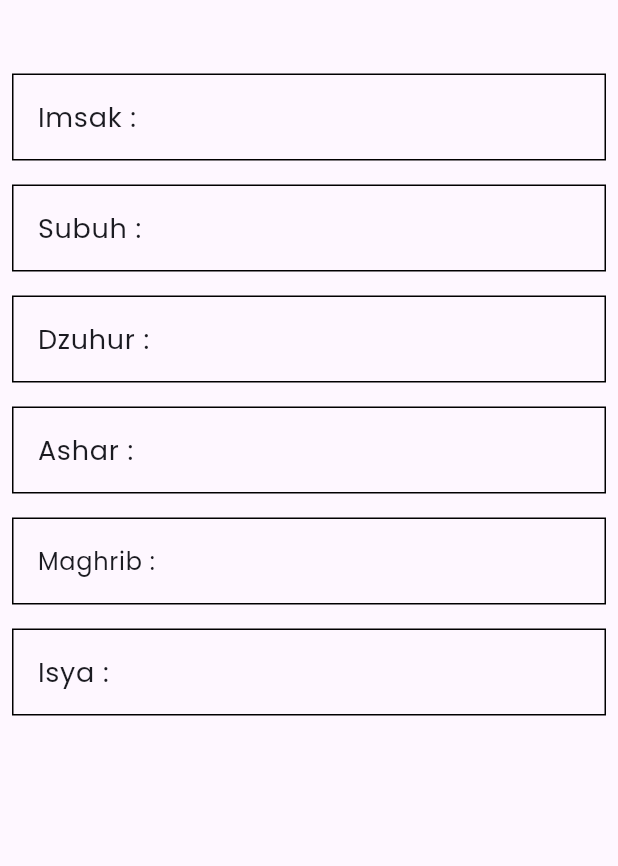
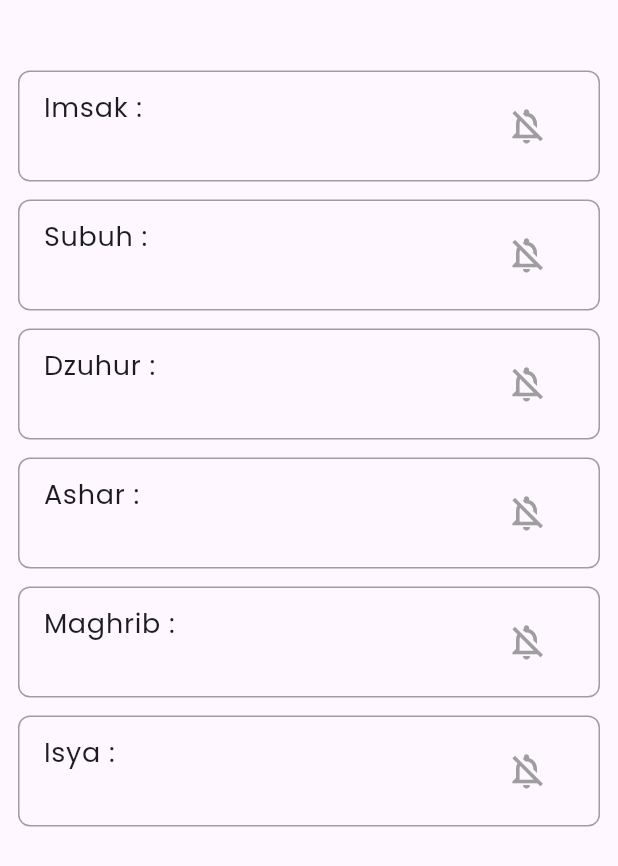
Before and after one commit to ITakora/quran, a Flutter app: the JadwalList widget shown alone on an empty page, opened directly with empty values, on a phone screen of 412 x 824 dp. Shown: the top 866 px of the screen. Run offline on Flutter 3.47's test engine with Material 3 defaults, Android fonts, the phone set to English and light mode, and no system bars; our stand-ins replace flutter_local_notifications, flutter_riverpod, flutter_timezone, geocoding, geolocator, google_fonts and 2 more; missing offline and left inert: autostart_settings, search_page.

Commit message:
change the jadwal sholat list, adding notification icon per items

```diff
--- a/lib/screens/jadwal_sholat_screen.dart
+++ b/lib/screens/jadwal_sholat_screen.dart
@@ -1,12 +1,10 @@
 import 'dart:async';
 
+import 'package:autostart_settings/autostart_settings.dart';
 import 'package:flutter/material.dart';
-
 import 'package:flutter_riverpod/flutter_riverpod.dart';
 import 'package:geocoding/geocoding.dart';
-import 'package:autostart_settings/autostart_settings.dart';
 import 'package:geolocator/geolocator.dart';
-
 import 'package:quran/riverpods/jadwal_sholat_riverpod.dart';
 import 'package:quran/widgets/jadwal_sholat_list.dart';
 
@@ -140,7 +138,7 @@ class _JadwalScreenState extends ConsumerState<JadwalScreen> {
                       padding: const EdgeInsets.all(8.0),
                       child: SizedBox(
                         width: double.infinity,
-                        height: 600,
+                        height: 700,
                         child: Card(
                           color: const Color(0xFFcbe4be),
                           elevation: 8,
--- a/lib/widgets/jadwal_sholat_list.dart
+++ b/lib/widgets/jadwal_sholat_list.dart
@@ -2,157 +2,170 @@ import 'package:flutter/material.dart';
 import 'package:quran/network/models/jadwal_sholat_model.dart';
 import 'package:quran/services/notification.dart';
 
-class JadwalList extends StatelessWidget {
+class JadwalList extends StatefulWidget {
   const JadwalList({super.key, required this.data});
   final JadwalSholat data;
 
   @override
+  State<JadwalList> createState() => _JadwalListState();
+}
+
+class _JadwalListState extends State<JadwalList> {
+  final Map<String, bool> _activeNotifications = {
+    'Imsak': false,
+    'Subuh': false,
+    'Dzuhur': false,
+    'Ashar': false,
+    'Maghrib': false,
+    'Isya': false,
+  };
+
+  Future<void> _toggleNotification({
+    required String name,
+    required String timeString,
+    required int id,
+    required String sound,
+    required String body,
+  }) async {
+    final bool isCurrentlyOn = _activeNotifications[name] ?? false;
+
+    if (isCurrentlyOn) {
+      setState(() {
+        _activeNotifications[name] = false;
+      });
+
+      ScaffoldMessenger.of(context).showSnackBar(
+        SnackBar(content: Text('Notifikasi $name dimatikan')),
+      );
+    } else {
+      try {
+        List<String> timeParts = timeString.split(':');
+        int hour = int.parse(timeParts[0]);
+        int minute = int.parse(timeParts[1]);
+
+        await NotificationService().scheduledNotification(
+            id: id,
+            sound: sound,
+            title: 'Waktu $name',
+            body: body,
+            hour: hour,
+            minutes: minute);
+
+        setState(() {
+          _activeNotifications[name] = true;
+        });
+
+        ScaffoldMessenger.of(context).showSnackBar(
+          SnackBar(
+              content: Text('Notifikasi $name dijadwalkan pukul $timeString')),
+        );
+      } catch (e) {
+        ScaffoldMessenger.of(context).showSnackBar(
+          const SnackBar(content: Text('Gagal menjadwalkan notifikasi')),
+        );
+      }
+    }
+  }
+
+  @override
   Widget build(BuildContext context) {
+    final jadwal = widget.data.data.jadwal;
+
+    final List<Map<String, dynamic>> items = [
+      {
+        'name': 'Imsak',
+        'time': jadwal.imsak,
+        'id': 1,
+        'sound': 'adzan_subuh',
+        'body': 'Waktu Imsak'
+      },
+      {
+        'name': 'Subuh',
+        'time': jadwal.subuh,
+        'id': 2,
+        'sound': 'adzan_subuh',
+        'body': 'Sholat Subuh'
+      },
+      {
+        'name': 'Dzuhur',
+        'time': jadwal.dzuhur,
+        'id': 3,
+        'sound': 'adzan',
+        'body': 'Sholat Dzuhur'
+      },
+      {
+        'name': 'Ashar',
+        'time': jadwal.ashar,
+        'id': 4,
+        'sound': 'adzan',
+        'body': 'Sholat Ashar'
+      },
+      {
+        'name': 'Maghrib',
+        'time': jadwal.maghrib,
+        'id': 5,
+        'sound': 'adzan',
+        'body': 'Sholat Maghrib'
+      },
+      {
+        'name': 'Isya',
+        'time': jadwal.isya,
+        'id': 6,
+        'sound': 'adzan',
+        'body': 'Sholat Isya'
+      },
+    ];
+
     return Column(
       children: [
         Center(
           child: Text(
-            data.data.jadwal.tanggal,
-            style: const TextStyle(fontSize: 18),
+            jadwal.tanggal,
+            style: const TextStyle(fontSize: 18, fontWeight: FontWeight.bold),
           ),
         ),
-        const SizedBox(
-          height: 15,
-        ),
-        Padding(
-          padding: const EdgeInsets.all(8.0),
-          child: InkWell(
-            onTap: () async {
-              await NotificationService()
-                  .showNotification(0, 'Waktu Imsak', 'Waktu Imsak', 'adzan');
-            },
+        const SizedBox(height: 15),
+        ...items.map((item) {
+          final String name = item['name'];
+          final bool isOn = _activeNotifications[name] ?? false;
+
+          return Padding(
+            padding:
+                const EdgeInsets.symmetric(horizontal: 12.0, vertical: 6.0),
             child: ListTile(
-                shape: Border.all(),
-                title: const Text(
-                  'Imsak :',
-                  style: TextStyle(fontSize: 18),
+              shape: RoundedRectangleBorder(
+                side: const BorderSide(color: Colors.grey, width: 1),
+                borderRadius: BorderRadius.circular(8),
+              ),
+              title: Text(
+                '$name :',
+                style: const TextStyle(fontSize: 18),
+              ),
+              subtitle: Text(
+                item['time'],
+                style: const TextStyle(
+                  fontSize: 16,
                 ),
-                trailing: Text(
-                  data.data.jadwal.imsak,
-                  style: const TextStyle(fontSize: 18),
-                )),
-          ),
-        ),
-        Padding(
-          padding: const EdgeInsets.all(8.0),
-          child: InkWell(
-            onTap: () async {
-              List<String> timeParts = data.data.jadwal.subuh.split(':');
-              int hour = int.parse(timeParts[0]);
-              int minute = int.parse(timeParts[1]);
-
-              await NotificationService().scheduledNotification(
-                  id: 1,
-                  sound: 'adzan_subuh',
-                  title: 'Waktu Subuh',
-                  body: 'Sholat Subuh',
-                  hour: hour,
-                  minutes: minute);
-            },
-            child: ListTile(
-                shape: Border.all(),
-                title: const Text('Subuh :', style: TextStyle(fontSize: 18)),
-                trailing: Text(data.data.jadwal.subuh,
-                    style: const TextStyle(fontSize: 18))),
-          ),
-        ),
-        Padding(
-          padding: const EdgeInsets.all(8.0),
-          child: InkWell(
-            onTap: () async {
-              List<String> timeParts = data.data.jadwal.dzuhur.split(':');
-              int hour = int.parse(timeParts[0]);
-              int minute = int.parse(timeParts[1]);
-
-              await NotificationService().scheduledNotification(
-                  id: 2,
-                  sound: 'adzan',
-                  title: 'Waktu Dzuhur',
-                  body: 'Sholat Dzuhur',
-                  hour: hour,
-                  minutes: minute);
-            },
-            child: ListTile(
-                shape: Border.all(),
-                title: const Text('Dzuhur :', style: TextStyle(fontSize: 18)),
-                trailing: Text(data.data.jadwal.dzuhur,
-                    style: const TextStyle(fontSize: 18))),
-          ),
-        ),
-        Padding(
-          padding: const EdgeInsets.all(8.0),
-          child: InkWell(
-            onTap: () async {
-              List<String> timeParts = data.data.jadwal.ashar.split(':');
-              int hour = int.parse(timeParts[0]);
-              int minute = int.parse(timeParts[1]);
-
-              await NotificationService().scheduledNotification(
-                  id: 3,
-                  sound: 'adzan',
-                  title: 'Waktu Ashar',
-                  body: 'Sholat Ashar',
-                  hour: hour,
-                  minutes: minute);
-            },
-            child: ListTile(
-                shape: Border.all(),
-                title: const Text('Ashar :', style: TextStyle(fontSize: 18)),
-                trailing: Text(data.data.jadwal.ashar,
-                    style: const TextStyle(fontSize: 18))),
-          ),
-        ),
-        Padding(
-          padding: const EdgeInsets.all(8.0),
-          child: InkWell(
-            onTap: () async {
-              List<String> timeParts = data.data.jadwal.maghrib.split(':');
-              int hour = int.parse(timeParts[0]);
-              int minute = int.parse(timeParts[1]);
-
-              await NotificationService().scheduledNotification(
-                  id: 4,
-                  sound: 'adzan',
-                  title: 'Waktu Maghrib',
-                  body: 'Sholat Maghrib',
-                  hour: hour,
-                  minutes: minute);
-            },
-            child: ListTile(
-                shape: Border.all(),
-                title: const Text('Maghrib :'),
-                trailing: Text(data.data.jadwal.maghrib,
-                    style: const TextStyle(fontSize: 18))),
-          ),
-        ),
-        Padding(
-          padding: const EdgeInsets.all(8.0),
-          child: InkWell(
-            onTap: () async {
-              List<String> timeParts = data.data.jadwal.isya.split(':');
-              int hour = int.parse(timeParts[0]);
-              int minute = int.parse(timeParts[1]);
-
-              await NotificationService().scheduledNotification(
-                  id: 5,
-                  sound: 'adzan',
-                  title: 'Waktu Isya',
-                  body: 'Sholat Isya',
-                  hour: hour,
-                  minutes: minute);
-            },
-            child: ListTile(
-                shape: Border.all(),
-                title: const Text('Isya :', style: TextStyle(fontSize: 18)),
-                trailing: Text(data.data.jadwal.isya,
-                    style: const TextStyle(fontSize: 18))),
-          ),
-        ),
+              ),
+              trailing: IconButton(
+                icon: Icon(
+                  isOn
+                      ? Icons.notifications_active
+                      : Icons.notifications_off_outlined,
+                  color: isOn ? Colors.green : Colors.grey,
+                  size: 28,
+                ),
+                onPressed: () => _toggleNotification(
+                  name: name,
+                  timeString: item['time'],
+                  id: item['id'],
+                  sound: item['sound'],
+                  body: item['body'],
+                ),
+              ),
+            ),
+          );
+        }),
       ],
     );
   }
```
